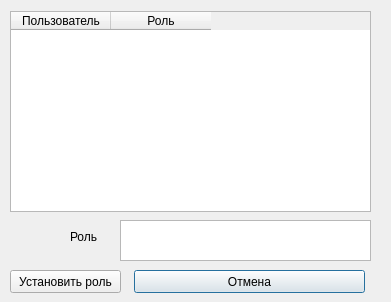
Before: the Qt Designer form Machine/setrole.ui in Pinkyuu/Machine-building-plant, drawn with Qt 5.
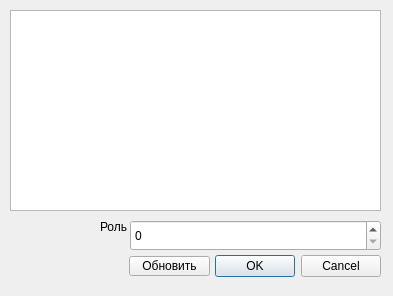
After: the same form once the commit is applied.

The edit to the form file:
```diff
--- a/Machine/setrole.ui
+++ b/Machine/setrole.ui
@@ -6,74 +6,34 @@
    <rect>
     <x>0</x>
     <y>0</y>
-    <width>391</width>
-    <height>302</height>
+    <width>393</width>
+    <height>296</height>
    </rect>
   </property>
   <property name="windowTitle">
    <string>Dialog</string>
   </property>
-  <widget class="QPushButton" name="pushButton_2">
+  <widget class="QDialogButtonBox" name="buttonBox">
    <property name="geometry">
     <rect>
-     <x>134</x>
-     <y>270</y>
-     <width>231</width>
-     <height>23</height>
+     <x>40</x>
+     <y>250</y>
+     <width>341</width>
+     <height>32</height>
     </rect>
    </property>
-   <property name="text">
-    <string>Отмена</string>
+   <property name="orientation">
+    <enum>Qt::Horizontal</enum>
    </property>
-  </widget>
-  <widget class="QTableWidget" name="tableWidget">
-   <property name="geometry">
-    <rect>
-     <x>10</x>
-     <y>11</y>
-     <width>361</width>
-     <height>201</height>
-    </rect>
-   </property>
-   <column>
-    <property name="text">
-     <string>Пользователь</string>
-    </property>
-   </column>
-   <column>
-    <property name="text">
-     <string>Роль</string>
-    </property>
-   </column>
-  </widget>
-  <widget class="QPlainTextEdit" name="plainTextEdit">
-   <property name="geometry">
-    <rect>
-     <x>120</x>
-     <y>220</y>
-     <width>251</width>
-     <height>41</height>
-    </rect>
-   </property>
-  </widget>
-  <widget class="QPushButton" name="pushButton">
-   <property name="geometry">
-    <rect>
-     <x>10</x>
-     <y>270</y>
-     <width>111</width>
-     <height>23</height>
-    </rect>
-   </property>
-   <property name="text">
-    <string>Установить роль</string>
+   <property name="standardButtons">
+    <set>QDialogButtonBox::Cancel|QDialogButtonBox::Ok</set>
    </property>
   </widget>
   <widget class="QLabel" name="label">
    <property name="geometry">
     <rect>
-     <x>70</x>
-     <y>230</y>
+     <x>100</x>
+     <y>220</y>
      <width>47</width>
      <height>13</height>
     </rect>
@@ -82,6 +42,42 @@
     <string>Роль</string>
    </property>
   </widget>
+  <widget class="QPushButton" name="pushButton">
+   <property name="geometry">
+    <rect>
+     <x>129</x>
+     <y>256</y>
+     <width>81</width>
+     <height>20</height>
+    </rect>
+   </property>
+   <property name="text">
+    <string>Обновить</string>
+   </property>
+  </widget>
+  <widget class="QTableView" name="tableView">
+   <property name="geometry">
+    <rect>
+     <x>10</x>
+     <y>10</y>
+     <width>371</width>
+     <height>201</height>
+    </rect>
+   </property>
+  </widget>
+  <widget class="QSpinBox" name="spinBox">
+   <property name="geometry">
+    <rect>
+     <x>130</x>
+     <y>220</y>
+     <width>251</width>
+     <height>31</height>
+    </rect>
+   </property>
+   <property name="maximum">
+    <number>1</number>
+   </property>
+  </widget>
  </widget>
  <resources/>
  <connections/>
```
Left out of the diff: 35 changed lines with no effect on the pictures.
